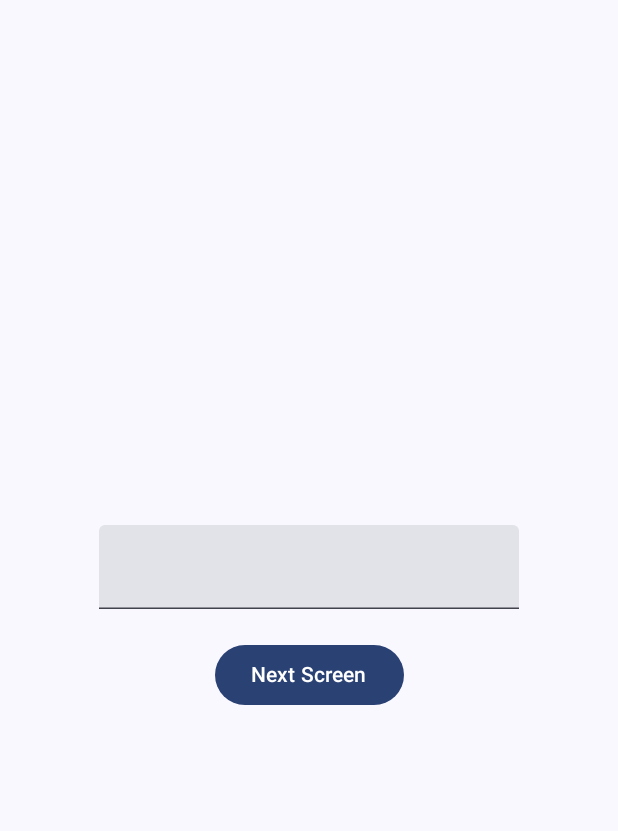
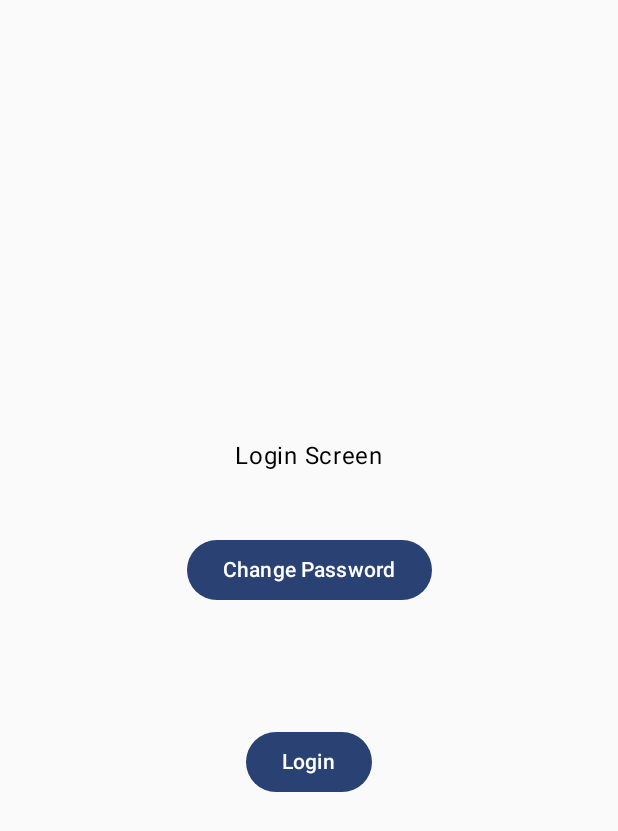
Before and after one commit to roshan129/ComposeNavigatiion, an Android app built with Jetpack Compose: the screen it shows after launch (MainActivity), on a phone screen of 412 x 824 dp. Shown: the top 831 px of the screen. Run offline under Robolectric (Android 15) with nearby library versions, the phone set to English and light mode, and no system bars.

Commit message:
nested navigation jetpack compose

```diff
--- /dev/null
+++ b/app/src/main/java/com/roshanadke/newcomposenavigation/Constants.kt
@@ -0,0 +1,5 @@
+package com.roshanadke.newcomposenavigation
+
+val HOME_GRAPH_ROUTE = "home_graph"
+val LOGIN_GRAPH_ROUTE = "login_graph"
+val ROOT_GRAPH_ROUTE = "root_graph"
--- a/app/src/main/java/com/roshanadke/newcomposenavigation/MainActivity.kt
+++ b/app/src/main/java/com/roshanadke/newcomposenavigation/MainActivity.kt
@@ -3,13 +3,8 @@ package com.roshanadke.newcomposenavigation
 import android.os.Bundle
 import androidx.activity.ComponentActivity
 import androidx.activity.compose.setContent
-import androidx.compose.foundation.layout.fillMaxSize
-import androidx.compose.material3.MaterialTheme
-import androidx.compose.material3.Surface
-import androidx.compose.material3.Text
-import androidx.compose.runtime.Composable
-import androidx.compose.ui.Modifier
-import androidx.compose.ui.tooling.preview.Preview
+import androidx.navigation.compose.rememberNavController
+import com.roshanadke.newcomposenavigation.navigation.Navigation
 import com.roshanadke.newcomposenavigation.ui.theme.NewComposeNavigationTheme
 
 class MainActivity : ComponentActivity() {
@@ -17,30 +12,10 @@ class MainActivity : ComponentActivity() {
         super.onCreate(savedInstanceState)
         setContent {
             NewComposeNavigationTheme {
-                // A surface container using the 'background' color from the theme
-                Surface(
-                    modifier = Modifier.fillMaxSize(),
-                    color = MaterialTheme.colorScheme.background
-                ) {
-                    Navigation()
-                }
+
+                val navController = rememberNavController()
+                Navigation(navController)
             }
         }
     }
 }
-
-@Composable
-fun Greeting(name: String, modifier: Modifier = Modifier) {
-    Text(
-        text = "Hello $name!",
-        modifier = modifier
-    )
-}
-
-@Preview(showBackground = true)
-@Composable
-fun GreetingPreview() {
-    NewComposeNavigationTheme {
-        Greeting("Android")
-    }
-}
--- a/app/src/main/java/com/roshanadke/newcomposenavigation/MainScreen.kt
+++ /dev/null
@@ -1,53 +0,0 @@
-package com.roshanadke.newcomposenavigation
-
-import androidx.compose.foundation.layout.Arrangement
-import androidx.compose.foundation.layout.Column
-import androidx.compose.foundation.layout.Spacer
-import androidx.compose.foundation.layout.fillMaxWidth
-import androidx.compose.foundation.layout.height
-import androidx.compose.foundation.layout.padding
-import androidx.compose.material3.Button
-import androidx.compose.material3.ExperimentalMaterial3Api
-import androidx.compose.material3.Text
-import androidx.compose.material3.TextField
-import androidx.compose.runtime.Composable
-import androidx.compose.runtime.getValue
-import androidx.compose.runtime.mutableStateOf
-import androidx.compose.runtime.remember
-import androidx.compose.runtime.setValue
-import androidx.compose.ui.Alignment
-import androidx.compose.ui.Modifier
-import androidx.compose.ui.unit.dp
-import androidx.navigation.NavController
-
-@OptIn(ExperimentalMaterial3Api::class)
-@Composable
-fun MainScreen(navController: NavController) {
-
-    var text by remember {
-        mutableStateOf("")
-    }
-
-    Column(
-        modifier = Modifier
-            .padding(12.dp)
-            .fillMaxWidth(),
-        verticalArrangement = Arrangement.Center,
-        horizontalAlignment = Alignment.CenterHorizontally
-    ) {
-
-        TextField(value = text, onValueChange = {
-            text = it
-        })
-        Spacer(modifier = Modifier.height(20.dp))
-        Button(onClick = {
-            navController.navigate(Screen.DetailScreen.withArgs(text))
-        }) {
-
-            Text(text = "Next Screen")
-        }
-
-
-    }
-
-}
--- a/app/src/main/java/com/roshanadke/newcomposenavigation/Navigation.kt
+++ /dev/null
@@ -1,39 +0,0 @@
-package com.roshanadke.newcomposenavigation
-
-import androidx.compose.runtime.Composable
-import androidx.navigation.NavType
-import androidx.navigation.compose.NavHost
-import androidx.navigation.compose.composable
-import androidx.navigation.compose.rememberNavController
-import androidx.navigation.navArgument
-
-
-@Composable
-fun Navigation() {
-
-    val navController = rememberNavController()
-
-    NavHost(navController = navController, startDestination = Screen.MainScreen.route) {
-        composable(route = Screen.MainScreen.route) {
-            MainScreen(navController = navController)
-        }
-        composable(
-            //mandatory argument: /{name}
-            //optional argument: ?name={name}
-
-            route = Screen.DetailScreen.route + "/{name}",
-            arguments = listOf(
-                navArgument("name") {
-                    type = NavType.StringType
-                    defaultValue = "Roshan"
-                    nullable = true
-                }
-            )
-        ) { navBackStackEntry ->
-            DetailScreen(name = navBackStackEntry.arguments?.getString("name"))
-        }
-    }
-
-
-
-}
--- /dev/null
+++ b/app/src/main/java/com/roshanadke/newcomposenavigation/navigation/AuthNavigation.kt
@@ -0,0 +1,29 @@
+package com.roshanadke.newcomposenavigation.navigation
+
+import androidx.navigation.NavHostController
+import androidx.navigation.NavGraphBuilder
+import androidx.navigation.compose.composable
+import androidx.navigation.navigation
+import com.roshanadke.newcomposenavigation.LOGIN_GRAPH_ROUTE
+import com.roshanadke.newcomposenavigation.screens.ChangePasswordScreen
+import com.roshanadke.newcomposenavigation.screens.LoginScreen
+import com.roshanadke.newcomposenavigation.screens.Screen
+
+
+fun NavGraphBuilder.AuthNavigation(
+    navController: NavHostController
+) {
+
+    navigation(
+        startDestination = Screen.LoginScreen.route,
+        route = LOGIN_GRAPH_ROUTE
+    ) {
+        composable(route = Screen.LoginScreen.route) {
+            LoginScreen(navController = navController)
+        }
+        composable(route = Screen.ChangePassword.route) {
+            ChangePasswordScreen(navController = navController)
+        }
+    }
+
+}
--- /dev/null
+++ b/app/src/main/java/com/roshanadke/newcomposenavigation/navigation/HomeNavigation.kt
@@ -0,0 +1,32 @@
+package com.roshanadke.newcomposenavigation.navigation
+
+import androidx.navigation.NavGraphBuilder
+import androidx.navigation.NavHostController
+import androidx.navigation.compose.composable
+import androidx.navigation.navigation
+import com.roshanadke.newcomposenavigation.HOME_GRAPH_ROUTE
+import com.roshanadke.newcomposenavigation.LOGIN_GRAPH_ROUTE
+import com.roshanadke.newcomposenavigation.screens.ChangePasswordScreen
+import com.roshanadke.newcomposenavigation.screens.DetailScreen
+import com.roshanadke.newcomposenavigation.screens.HomeScreen
+import com.roshanadke.newcomposenavigation.screens.LoginScreen
+import com.roshanadke.newcomposenavigation.screens.Screen
+
+
+fun NavGraphBuilder.HomeNavigation(
+    navController: NavHostController
+) {
+
+    navigation(
+        startDestination = Screen.HomeScreen.route,
+        route = HOME_GRAPH_ROUTE
+    ) {
+        composable(route = Screen.HomeScreen.route) {
+            HomeScreen(navController = navController)
+        }
+        composable(route = Screen.DetailScreen.route) {
+            DetailScreen(navController = navController)
+        }
+    }
+
+}
--- /dev/null
+++ b/app/src/main/java/com/roshanadke/newcomposenavigation/navigation/Navigation.kt
@@ -0,0 +1,30 @@
+package com.roshanadke.newcomposenavigation.navigation
+
+import androidx.compose.runtime.Composable
+import androidx.navigation.NavHostController
+import androidx.navigation.compose.NavHost
+import androidx.navigation.compose.composable
+import androidx.navigation.navigation
+import com.roshanadke.newcomposenavigation.LOGIN_GRAPH_ROUTE
+import com.roshanadke.newcomposenavigation.HOME_GRAPH_ROUTE
+import com.roshanadke.newcomposenavigation.ROOT_GRAPH_ROUTE
+import com.roshanadke.newcomposenavigation.screens.DetailScreen
+import com.roshanadke.newcomposenavigation.screens.HomeScreen
+import com.roshanadke.newcomposenavigation.screens.Screen
+
+
+@Composable
+fun Navigation(navController: NavHostController) {
+
+    NavHost(
+        navController = navController,
+        startDestination = LOGIN_GRAPH_ROUTE,
+        route = ROOT_GRAPH_ROUTE
+    ) {
+
+        AuthNavigation(navController = navController)
+
+        HomeNavigation(navController = navController)
+    }
+
+}
--- /dev/null
+++ b/app/src/main/java/com/roshanadke/newcomposenavigation/screens/LoginScreen.kt
@@ -0,0 +1,45 @@
+package com.roshanadke.newcomposenavigation.screens
+
+import androidx.compose.foundation.layout.Arrangement
+import androidx.compose.foundation.layout.Column
+import androidx.compose.foundation.layout.Spacer
+import androidx.compose.foundation.layout.fillMaxSize
+import androidx.compose.foundation.layout.height
+import androidx.compose.material3.Button
+import androidx.compose.material3.Text
+import androidx.compose.runtime.Composable
+import androidx.compose.ui.Alignment
+import androidx.compose.ui.Modifier
+import androidx.compose.ui.unit.dp
+import androidx.navigation.NavController
+import com.roshanadke.newcomposenavigation.LOGIN_GRAPH_ROUTE
+import com.roshanadke.newcomposenavigation.HOME_GRAPH_ROUTE
+
+@Composable
+fun LoginScreen(navController: NavController) {
+
+    Column(
+        horizontalAlignment = Alignment.CenterHorizontally,
+        verticalArrangement = Arrangement.Center,
+        modifier = Modifier.fillMaxSize()
+    ) {
+        Text(text = "Login Screen")
+        Spacer(modifier = Modifier.height(40.dp))
+        Button(onClick = {
+            navController.navigate(route = Screen.ChangePassword.route)
+        }) {
+            Text(text = "Change Password")
+        }
+        Spacer(modifier = Modifier.height(80.dp))
+        Button(onClick = {
+            navController.navigate(route = HOME_GRAPH_ROUTE) {
+                popUpTo(route = LOGIN_GRAPH_ROUTE) {
+                    inclusive = true
+                }
+            }
+        }) {
+            Text(text = "Login")
+        }
+    }
+
+}
--- a/app/src/main/java/com/roshanadke/newcomposenavigation/Screen.kt
+++ b/app/src/main/java/com/roshanadke/newcomposenavigation/screens/Screen.kt
@@ -1,9 +1,11 @@
-package com.roshanadke.newcomposenavigation
+package com.roshanadke.newcomposenavigation.screens
 
 sealed class Screen(val route: String) {
 
-    object MainScreen: Screen("MainScreen")
-    object DetailScreen: Screen("DetailScreen")
+    object HomeScreen: Screen("Home")
+    object DetailScreen: Screen("Details")
+    object LoginScreen: Screen("Login")
+    object ChangePassword: Screen("ChangePassword")
 
     fun withArgs(vararg args: String): String {
 
```
Also changed, not shown: app/src/main/java/com/roshanadke/newcomposenavigation/DetailScreen.kt (deleted, +0 -22 lines), app/src/main/java/com/roshanadke/newcomposenavigation/screens/ChangePasswordScreen.kt (added, +36 -0 lines), app/src/main/java/com/roshanadke/newcomposenavigation/screens/DetailsScreen.kt (added, +35 -0 lines), app/src/main/java/com/roshanadke/newcomposenavigation/screens/HomeScreen.kt (added, +35 -0 lines).
